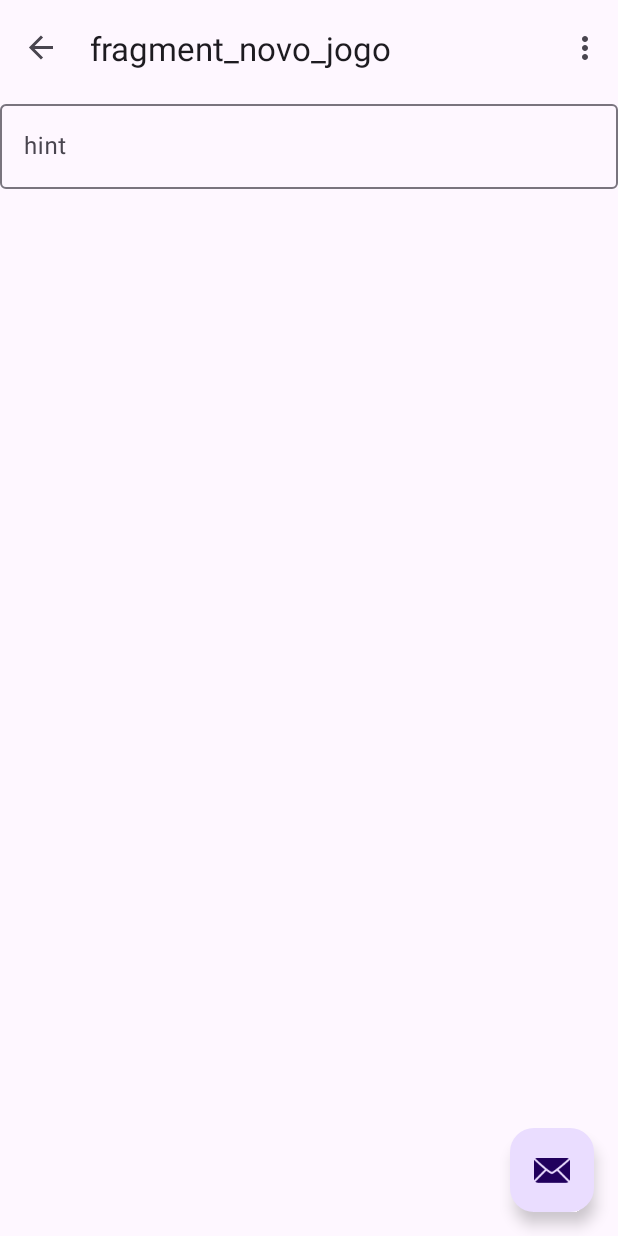
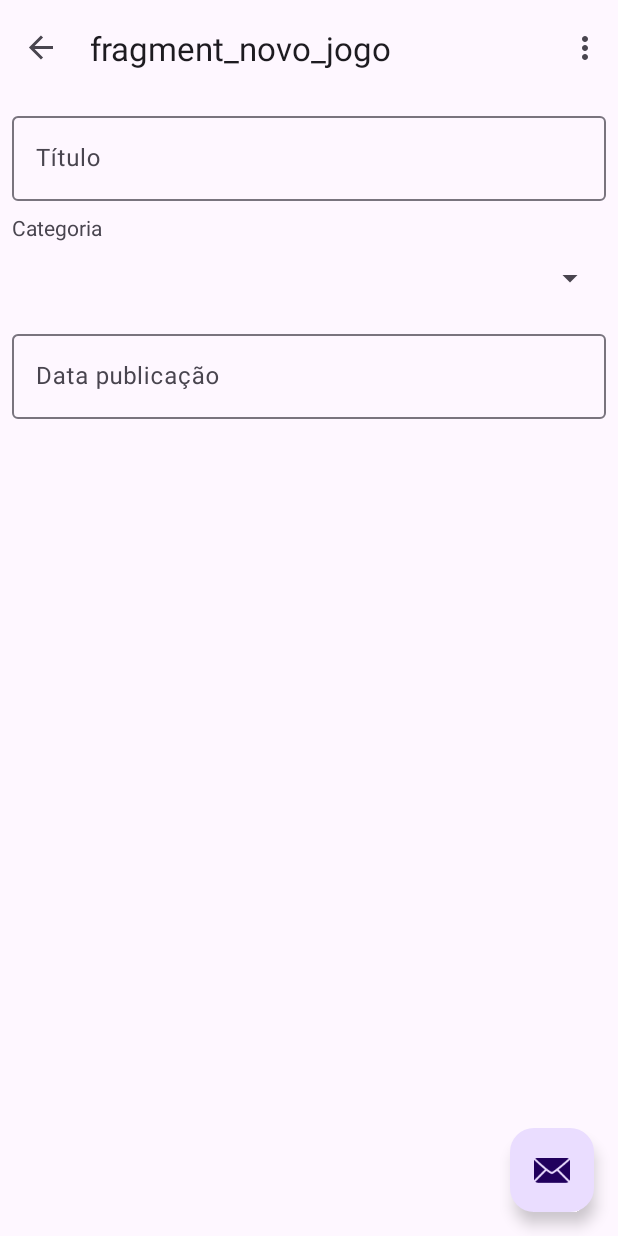
Before and after one commit to Condesso1998/BibliotecaJogo, an Android app: the NovoJogoFragment screen opened through its navigation route, on a phone screen of 412 x 824 dp. Run offline under Robolectric (Android 15) with nearby library versions, the phone set to English and light mode, and no system bars; our stand-ins replace navigation-ui.

Commit message:
Layout novo jogo criado

```diff
--- a/app/src/main/res/layout/fragment_novo_jogo.xml
+++ b/app/src/main/res/layout/fragment_novo_jogo.xml
@@ -8,11 +8,40 @@
 
     <com.google.android.material.textfield.TextInputLayout
         android:layout_width="match_parent"
-        android:layout_height="match_parent">
+        android:layout_height="match_parent"
+        android:layout_margin="8dp">
 
         <com.google.android.material.textfield.TextInputEditText
+            android:id="@+id/editTextTitulo"
             android:layout_width="match_parent"
             android:layout_height="wrap_content"
-            android:hint="hint" />
+            android:hint="@string/titulo"
+            android:inputType="text" />
+
+        <TextView
+            android:id="@+id/textView"
+            android:layout_width="wrap_content"
+            android:layout_height="wrap_content"
+            android:layout_marginTop="8dp"
+            android:text="@string/categoria" />
+
+        <Spinner
+            android:id="@+id/spinnerCategorias"
+            android:layout_width="match_parent"
+            android:layout_height="wrap_content"
+            android:layout_marginBottom="8dp"
+            android:minHeight="48dp" />
+
+        <com.google.android.material.textfield.TextInputLayout
+            android:layout_width="match_parent"
+            android:layout_height="match_parent">
+
+            <com.google.android.material.textfield.TextInputEditText
+                android:id="@+id/editTextDataPub"
+                android:layout_width="match_parent"
+                android:layout_height="wrap_content"
+                android:hint="@string/data_publicacao" />
+        </com.google.android.material.textfield.TextInputLayout>
+
     </com.google.android.material.textfield.TextInputLayout>
 </LinearLayout>
--- a/app/src/main/res/values/strings.xml
+++ b/app/src/main/res/values/strings.xml
@@ -19,4 +19,7 @@ Rui Condesso
     <string name="editar">Editar</string>
     <string name="eliminar">Eliminar</string>
     <string name="novo_jogo_label">Novo jogo</string>
+    <string name="titulo">Título</string>
+    <string name="categoria">Categoria</string>
+    <string name="data_publicacao">Data publicação</string>
 </resources>
```
